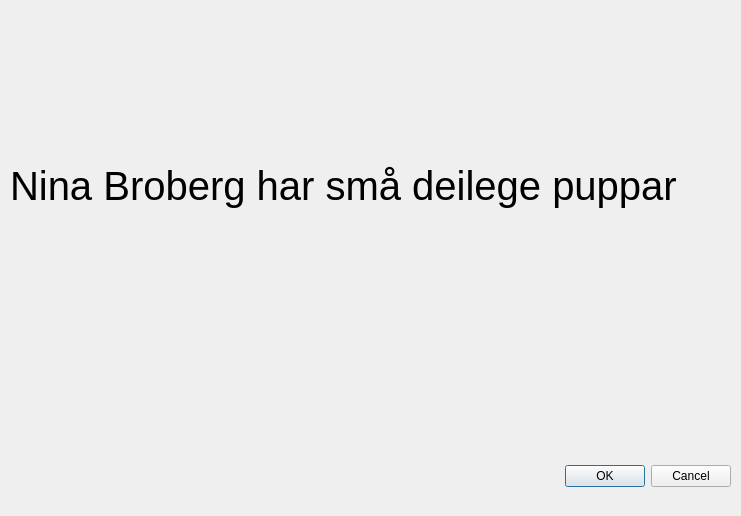
Before: the Qt Designer form dynadjustplugin/dynadjustplugin_dialog_base.ui in kartverket/DynAdjust-QGIS-plugin, drawn with Qt 5.
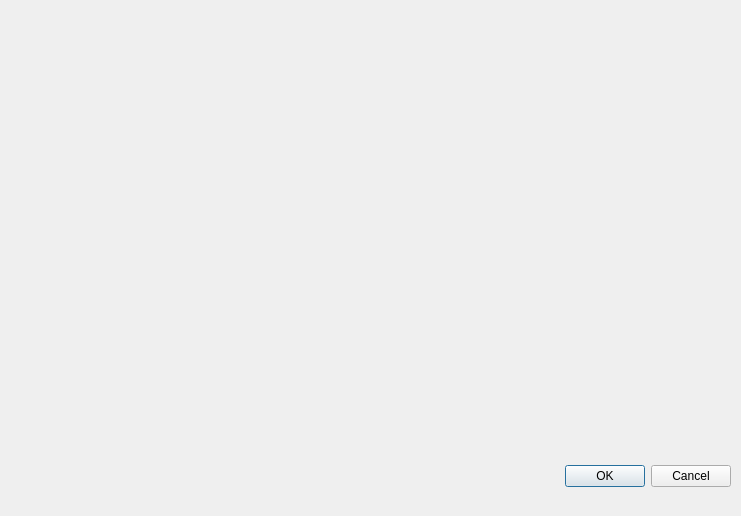
After: the same form once the commit is applied.

```diff
--- a/dynadjustplugin/dynadjustplugin_dialog_base.ui
+++ b/dynadjustplugin/dynadjustplugin_dialog_base.ui
@@ -29,24 +29,6 @@
     <set>QDialogButtonBox::StandardButton::Cancel|QDialogButtonBox::StandardButton::Ok</set>
    </property>
   </widget>
-  <widget class="QLabel" name="label">
-   <property name="geometry">
-    <rect>
-     <x>10</x>
-     <y>120</y>
-     <width>691</width>
-     <height>131</height>
-    </rect>
-   </property>
-   <property name="font">
-    <font>
-     <pointsize>30</pointsize>
-    </font>
-   </property>
-   <property name="text">
-    <string>Nina Broberg har små deilege puppar</string>
-   </property>
-  </widget>
  </widget>
  <resources/>
  <connections>
```
